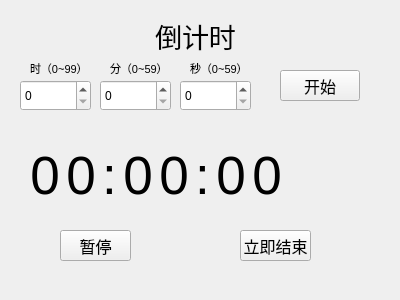
Before: the Qt Designer form realProgect/r_clock.ui in Arthur381/QTproject, drawn with Qt 5.
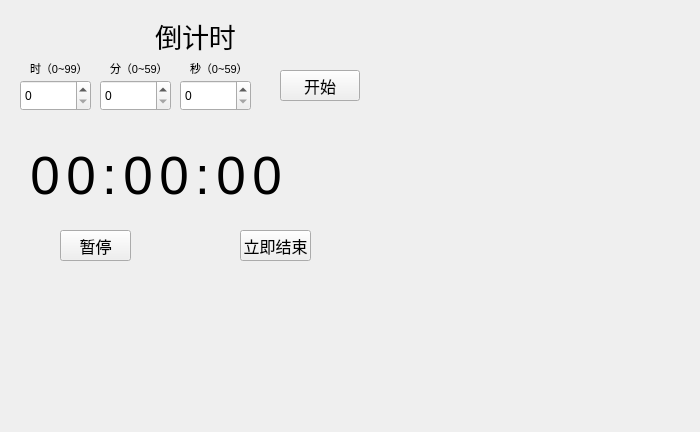
After: the same form once the commit is applied.

Patch:
```diff
--- a/realProgect/r_clock.ui
+++ b/realProgect/r_clock.ui
@@ -6,10 +6,22 @@
    <rect>
     <x>0</x>
     <y>0</y>
-    <width>400</width>
-    <height>300</height>
+    <width>700</width>
+    <height>432</height>
    </rect>
   </property>
+  <property name="minimumSize">
+   <size>
+    <width>700</width>
+    <height>432</height>
+   </size>
+  </property>
+  <property name="maximumSize">
+   <size>
+    <width>700</width>
+    <height>432</height>
+   </size>
+  </property>
   <property name="windowTitle">
    <string>Form</string>
   </property>
```
